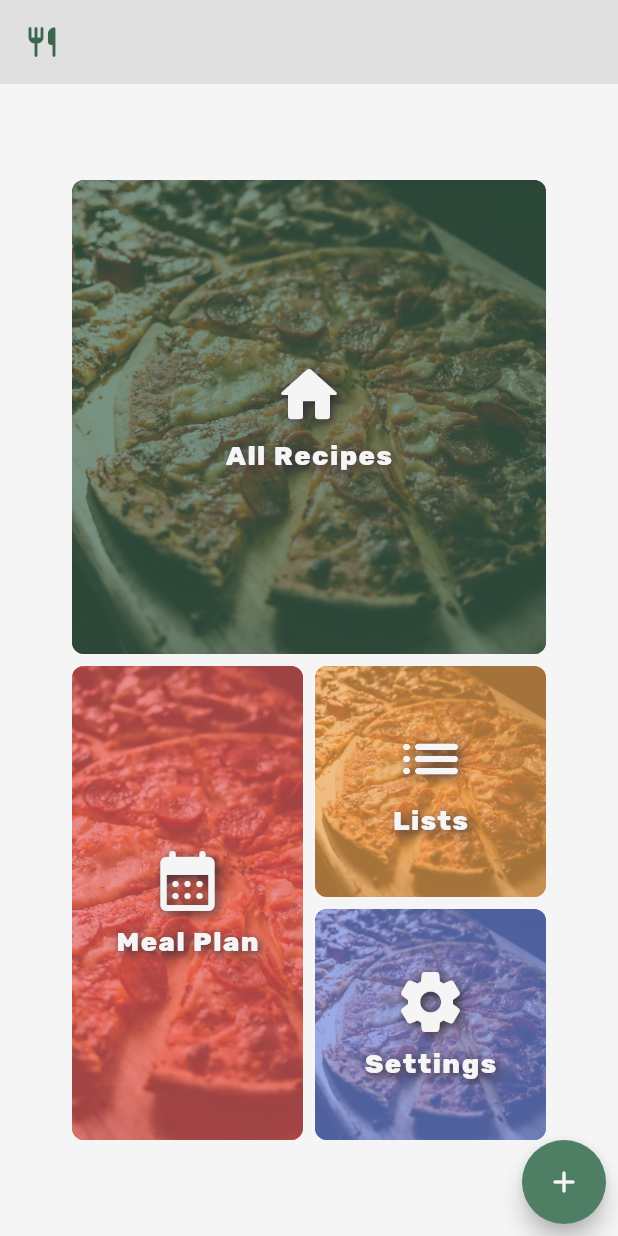
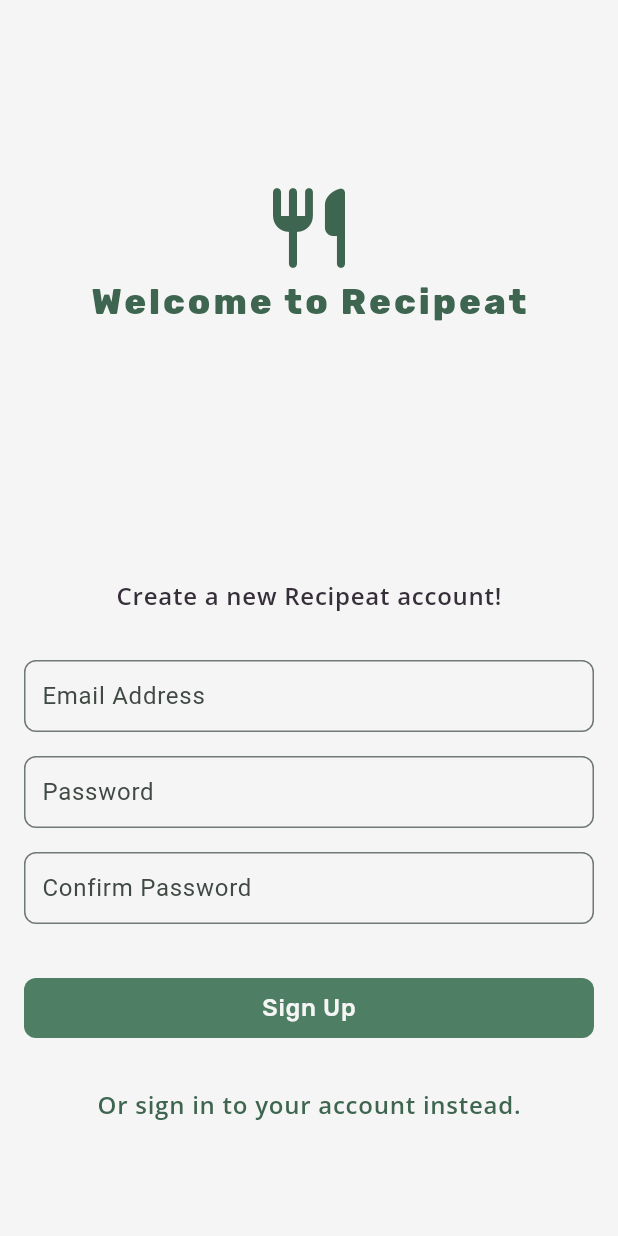
Before and after one commit to disasterisk-dev/recipeat, a Flutter app: the screen it shows after launch, on a phone screen of 412 x 824 dp. Run offline on Flutter 3.47's test engine with Material 3 defaults, Android fonts, the phone set to English and light mode, and no system bars; our stand-ins replace firebase_auth, firebase_core, flutter_riverpod, google_fonts; accounts and stored records are empty.

Commit message:
Added auth and reusable Appbar

```diff
--- a/lib/main.dart
+++ b/lib/main.dart
@@ -1,9 +1,19 @@
+import 'package:firebase_core/firebase_core.dart';
+import 'package:flutter_riverpod/flutter_riverpod.dart';
+import 'package:recipeat/components/text_widgets.dart';
+import 'package:recipeat/models/app_user.dart';
+import 'package:recipeat/providers/auth_provider.dart';
+import 'package:recipeat/screens/profile.dart';
+import 'firebase_options.dart';
 import 'package:flutter/material.dart';
 import 'package:recipeat/screens/home.dart';
+import 'package:recipeat/screens/welcome/welcome.dart';
 import 'package:recipeat/theme.dart';
 
-void main() {
-  runApp(const MyApp());
+void main() async {
+  WidgetsFlutterBinding.ensureInitialized();
+  await Firebase.initializeApp(options: DefaultFirebaseOptions.currentPlatform);
+  runApp(const ProviderScope(child: MyApp()));
 }
 
 class MyApp extends StatelessWidget {
@@ -15,93 +25,21 @@ class MyApp extends StatelessWidget {
     return MaterialApp(
       debugShowCheckedModeBanner: false,
       theme: primaryTheme,
-      home: Home(),
+      home: Consumer(
+        builder: (context, ref, child) {
+          final AsyncValue<AppUser?> user = ref.watch(authProvider);
+
+          return user.when(
+            data: (value) {
+              if (value == null) return const Welcome();
+
+              return const Home();
+            },
+            error: (error, _) => ErrorText(error.toString()),
+            loading: () => const BodyText("Loading..."),
+          );
+        },
+      ),
     );
   }
 }
-
-// class MyHomePage extends StatefulWidget {
-//   const MyHomePage({super.key, required this.title});
-
-//   // This widget is the home page of your application. It is stateful, meaning
-//   // that it has a State object (defined below) that contains fields that affect
-//   // how it looks.
-
-//   // This class is the configuration for the state. It holds the values (in this
-//   // case the title) provided by the parent (in this case the App widget) and
-//   // used by the build method of the State. Fields in a Widget subclass are
-//   // always marked "final".
-
-//   final String title;
-
-//   @override
-//   State<MyHomePage> createState() => _MyHomePageState();
-// }
-
-// class _MyHomePageState extends State<MyHomePage> {
-//   int _counter = 0;
-
-//   void _incrementCounter() {
-//     setState(() {
-//       // This call to setState tells the Flutter framework that something has
-//       // changed in this State, which causes it to rerun the build method below
-//       // so that the display can reflect the updated values. If we changed
-//       // _counter without calling setState(), then the build method would not be
-//       // called again, and so nothing would appear to happen.
-//       _counter++;
-//     });
-//   }
-
-//   @override
-//   Widget build(BuildContext context) {
-//     // This method is rerun every time setState is called, for instance as done
-//     // by the _incrementCounter method above.
-//     //
-//     // The Flutter framework has been optimized to make rerunning build methods
-//     // fast, so that you can just rebuild anything that needs updating rather
-//     // than having to individually change instances of widgets.
-//     return Scaffold(
-//       appBar: AppBar(
-//         // TRY THIS: Try changing the color here to a specific color (to
-//         // Colors.amber, perhaps?) and trigger a hot reload to see the AppBar
-//         // change color while the other colors stay the same.
-//         backgroundColor: Theme.of(context).colorScheme.inversePrimary,
-//         // Here we take the value from the MyHomePage object that was created by
-//         // the App.build method, and use it to set our appbar title.
-//         title: Text(widget.title),
-//       ),
-//       body: Center(
-//         // Center is a layout widget. It takes a single child and positions it
-//         // in the middle of the parent.
-//         child: Column(
-//           // Column is also a layout widget. It takes a list of children and
-//           // arranges them vertically. By default, it sizes itself to fit its
-//           // children horizontally, and tries to be as tall as its parent.
-//           //
-//           // Column has various properties to control how it sizes itself and
-//           // how it positions its children. Here we use mainAxisAlignment to
-//           // center the children vertically; the main axis here is the vertical
-//           // axis because Columns are vertical (the cross axis would be
-//           // horizontal).
-//           //
-//           // TRY THIS: Invoke "debug painting" (choose the "Toggle Debug Paint"
-//           // action in the IDE, or press "p" in the console), to see the
-//           // wireframe for each widget.
-//           mainAxisAlignment: MainAxisAlignment.center,
-//           children: <Widget>[
-//             const Text('You have pushed the button this many times:'),
-//             Text(
-//               '$_counter',
-//               style: Theme.of(context).textTheme.headlineMedium,
-//             ),
-//           ],
-//         ),
-//       ),
-//       floatingActionButton: FloatingActionButton(
-//         onPressed: _incrementCounter,
-//         tooltip: 'Increment',
-//         child: const Icon(Icons.add),
-//       ), // This trailing comma makes auto-formatting nicer for build methods.
-//     );
-//   }
-// }
--- /dev/null
+++ b/lib/models/app_user.dart
@@ -0,0 +1,6 @@
+class AppUser {
+  AppUser({required this.uid, required this.email});
+
+  final String uid;
+  final String email;
+}
--- /dev/null
+++ b/lib/providers/auth_provider.dart
@@ -0,0 +1,18 @@
+import 'package:firebase_auth/firebase_auth.dart';
+import 'package:flutter_riverpod/flutter_riverpod.dart';
+import 'package:recipeat/models/app_user.dart';
+
+final authProvider = StreamProvider.autoDispose<AppUser?>((ref) async* {
+  final Stream<AppUser?> userStream = FirebaseAuth.instance
+      .authStateChanges()
+      .map((user) {
+        if (user != null) {
+          return AppUser(uid: user.uid, email: user.email!);
+        }
+        return null;
+      });
+
+  await for (final user in userStream) {
+    yield user;
+  }
+});
--- a/lib/screens/home.dart
+++ b/lib/screens/home.dart
@@ -1,6 +1,7 @@
 import 'package:flutter/material.dart';
 import 'package:recipeat/components/home_tile.dart';
 import 'package:recipeat/components/corner_button.dart';
+import 'package:recipeat/components/main_appbar.dart';
 import 'package:recipeat/components/new_recipe_modal.dart';
 import 'package:recipeat/screens/all_recipes.dart';
 import 'package:recipeat/screens/lists.dart';
@@ -15,11 +16,7 @@ class Home extends StatelessWidget {
   @override
   Widget build(BuildContext context) {
     return Scaffold(
-      appBar: AppBar(
-        title: const Icon(Icons.restaurant_rounded),
-        centerTitle: false,
-        actions: [],
-      ),
+      appBar: MainAppbar("Recipeat", Icons.restaurant_rounded),
       body: Stack(
         children: [
           Center(
--- /dev/null
+++ b/lib/screens/welcome/sign_up.dart
@@ -0,0 +1,120 @@
+import 'package:flutter/material.dart';
+import 'package:recipeat/components/styled_button.dart';
+import 'package:recipeat/components/text_input.dart';
+import 'package:recipeat/components/text_widgets.dart';
+import 'package:recipeat/services/auth_service.dart';
+
+class SignUpForm extends StatefulWidget {
+  const SignUpForm({super.key});
+
+  @override
+  State<SignUpForm> createState() => _SignUpFormState();
+}
+
+class _SignUpFormState extends State<SignUpForm> {
+  final GlobalKey<FormState> _formKey = GlobalKey<FormState>();
+  final TextEditingController _emailController = TextEditingController();
+  final TextEditingController _passwordController = TextEditingController();
+  final TextEditingController _confirmPasswordController =
+      TextEditingController();
+
+  String? errorFeedback;
+
+  @override
+  Widget build(BuildContext context) {
+    return Padding(
+      padding: const EdgeInsets.all(16),
+      child: Form(
+        key: _formKey,
+        child: Column(
+          crossAxisAlignment: CrossAxisAlignment.stretch,
+          children: [
+            // intro text
+            Center(child: SubheadingText("Create a new Recipeat account!")),
+            SizedBox(height: 32),
+
+            // email field
+            StyledTextInput(
+              controller: _emailController,
+              inputType: TextInputType.emailAddress,
+              validator: (String? value) {
+                if (value == null || value.isEmpty) {
+                  return "Please enter your email address";
+                }
+
+                return null;
+              },
+              label: "Email Address",
+            ),
+            SizedBox(height: 16),
+
+            // password field
+            StyledTextInput(
+              controller: _passwordController,
+              obscureText: true,
+              validator: (String? value) {
+                if (value == null || value.isEmpty) {
+                  return "Please enter a password";
+                }
+
+                if (value.length < 8) {
+                  return "Password must be at least 8 characters";
+                }
+
+                return null;
+              },
+              label: "Password",
+            ),
+            SizedBox(height: 16),
+
+            // confirm password field
+            StyledTextInput(
+              controller: _confirmPasswordController,
+              obscureText: true,
+              validator: (String? value) {
+                if (value == null || value.isEmpty) {
+                  return "Please confirm your password";
+                }
+
+                if (value != _passwordController.text) {
+                  return "Passwords do not match";
+                }
+
+                return null;
+              },
+              label: "Confirm Password",
+            ),
+            SizedBox(height: 16),
+
+            // error feedback
+            if (errorFeedback != null) ErrorText(errorFeedback!),
+            SizedBox(height: 16),
+
+            // submit button
+            StyledButton(
+              onPressed: () async {
+                setState(() {
+                  errorFeedback = null;
+                });
+
+                if (_formKey.currentState!.validate()) {
+                  final email = _emailController.text.trim();
+                  final password = _passwordController.text.trim();
+
+                  final userRes = await AuthService.signUp(email, password);
+
+                  setState(() {
+                    errorFeedback = userRes.error;
+                  });
+
+                  // error feedback
+                }
+              },
+              child: ButtonText("Sign Up"),
+            ),
+          ],
+        ),
+      ),
+    );
+  }
+}
--- /dev/null
+++ b/lib/screens/welcome/welcome.dart
@@ -0,0 +1,47 @@
+import 'package:flutter/material.dart';
+import 'package:recipeat/components/text_widgets.dart';
+import 'package:recipeat/screens/welcome/sign_in.dart';
+import 'package:recipeat/screens/welcome/sign_up.dart';
+import 'package:recipeat/theme.dart';
+
+class Welcome extends StatefulWidget {
+  const Welcome({super.key});
+
+  @override
+  State<Welcome> createState() => _WelcomeState();
+}
+
+class _WelcomeState extends State<Welcome> {
+  bool isSignUpForm = true;
+
+  @override
+  Widget build(BuildContext context) {
+    return Scaffold(
+      appBar: AppBar(backgroundColor: AppColors.inverse),
+      body: Container(
+        padding: const EdgeInsets.symmetric(vertical: 64),
+        child: Column(
+          crossAxisAlignment: CrossAxisAlignment.center,
+          mainAxisAlignment: MainAxisAlignment.center,
+          children: [
+            Icon(Icons.restaurant_rounded, size: 64, color: AppColors.brand),
+            TitleText("Welcome to Recipeat"),
+            Expanded(child: SizedBox()),
+            if (isSignUpForm) SignUpForm(),
+            if (!isSignUpForm) SignInForm(),
+            TextButton(
+              onPressed: () {
+                setState(() {
+                  isSignUpForm = !isSignUpForm;
+                });
+              },
+              child: LinkText(
+                "Or ${isSignUpForm ? "sign in to your account" : "create an account"} instead.",
+              ),
+            ),
+          ],
+        ),
+      ),
+    );
+  }
+}
--- /dev/null
+++ b/lib/services/auth_service.dart
@@ -0,0 +1,60 @@
+import 'package:firebase_auth/firebase_auth.dart';
+import 'package:recipeat/models/app_user.dart';
+
+class UserResponse {
+  UserResponse({this.user, this.error});
+
+  final AppUser? user;
+  final String? error;
+}
+
+class AuthService {
+  static final FirebaseAuth _firebaseAuth = FirebaseAuth.instance;
+
+  // Sign up new user
+  static Future<UserResponse> signUp(String email, String password) async {
+    try {
+      final UserCredential credential = await _firebaseAuth
+          .createUserWithEmailAndPassword(email: email, password: password);
+
+      if (credential.user != null) {
+        return UserResponse(
+          user: AppUser(
+            uid: credential.user!.uid,
+            email: credential.user!.email!,
+          ),
+        );
+      }
+
+      return UserResponse(error: "Could not sign up with these credentials");
+    } on FirebaseAuthException catch (e) {
+      return UserResponse(error: e.message);
+    }
+  }
+
+  // sign in existing user
+  static Future<UserResponse> signIn(String email, String password) async {
+    try {
+      final UserCredential credential = await _firebaseAuth
+          .signInWithEmailAndPassword(email: email, password: password);
+
+      if (credential.user != null) {
+        return UserResponse(
+          user: AppUser(
+            uid: credential.user!.uid,
+            email: credential.user!.email!,
+          ),
+        );
+      }
+
+      return UserResponse(error: "Could not log in");
+    } on FirebaseAuthException catch (e) {
+      return UserResponse(error: e.message.toString());
+    }
+  }
+
+  // sign logged in user out
+  static Future<void> signOut() async {
+    await _firebaseAuth.signOut();
+  }
+}
--- a/pubspec.yaml
+++ b/pubspec.yaml
@@ -36,6 +36,9 @@ dependencies:
   # Use with the CupertinoIcons class for iOS style icons.
   cupertino_icons: ^1.0.8
   google_fonts: ^6.2.1
+  firebase_core: ^3.15.1
+  firebase_auth: ^5.6.2
+  flutter_riverpod: ^2.6.1
 
 dev_dependencies:
   flutter_test:
```
Also changed, not shown: lib/components/main_appbar.dart (added, +40 -0 lines), lib/components/text_widgets.dart (+4 -4 lines), lib/screens/all_recipes.dart (+2 -5 lines), lib/screens/lists.dart (+2 -5 lines), lib/screens/meal_plan.dart (+2 -5 lines), lib/screens/profile.dart (added, +35 -0 lines), lib/screens/settings.dart (+2 -5 lines), lib/screens/welcome/sign_in.dart (added, +94 -0 lines), firebase.json (added), lib/firebase_options.dart (added), pubspec.lock, 6 other files.
